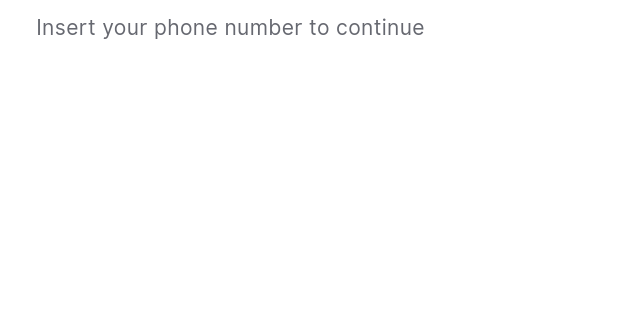
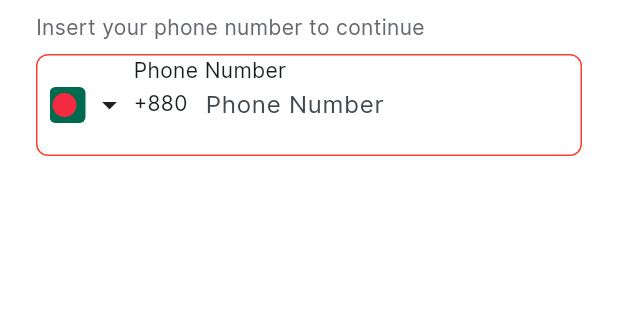
Before and after one commit to azharcse14/travela-flutter-assessment, a Flutter app: the screen it shows after launch, on a phone screen of 412 x 824 dp, the part 441-761 px from its top. Run offline on Flutter 3.47's test engine with Material 3 defaults, Android fonts, the phone set to English and light mode, and no system bars; our stand-ins replace auto_route, bloc, cached_network_image, dartz, dio, equatable and 8 more; generated files the repository leaves out were written again.

Commit message:
feat: add phone number input filed

```diff
--- a/lib/features/auth/login_screen.dart
+++ b/lib/features/auth/screen/login_screen.dart
@@ -6,6 +6,7 @@ import 'package:travela_assignment/core/utility/constants/asset_manger.dart';
 import 'package:travela_assignment/core/utility/constants/color_manager.dart';
 import 'package:travela_assignment/core/utility/constants/style_manager.dart';
 import 'package:travela_assignment/core/utility/widgets/con_rich_txt.dart';
+import 'package:travela_assignment/features/auth/widgets/dial_code_picker/custom_phone_field.dart';
 
 @RoutePage()
 class LoginScreen extends StatefulWidget {
@@ -18,6 +19,7 @@ class LoginScreen extends StatefulWidget {
 }
 
 class _LoginScreenState extends State<LoginScreen> {
+  FocusNode focusNode = FocusNode();
   @override
   Widget build(BuildContext context) {
     return Scaffold(
@@ -45,6 +47,36 @@ class _LoginScreenState extends State<LoginScreen> {
                 'Insert your phone number to continue',
                 style: getRegularStyle(color: ColorManager.kTextGrayColor),
               ),
+              AppSpacing.verticalSpacing8,
+              CustomPhoneField(
+                focusNode: focusNode,
+                textAlignVertical: TextAlignVertical.top,
+                cursorColor: Colors.blue,
+                decoration: InputDecoration(
+                  counterText: '',
+                  labelText: 'Phone Number',
+                  // hintText: '182000000',
+                  border: InputBorder.none, // No visible border
+                  focusedBorder: OutlineInputBorder(
+                    borderSide: BorderSide(color: Colors.transparent, width: 0), // No visible border when focused
+                  ),
+                  enabledBorder: OutlineInputBorder(
+                    borderSide: BorderSide(color: Colors.transparent, width: 0), // No visible border when enabled
+                  ),
+                  contentPadding: EdgeInsets.only(top: 0),
+                  floatingLabelBehavior: FloatingLabelBehavior.never,
+                  isDense: true,
+                ),
+                onChanged: (phone) {
+                  print(phone.completeNumber);
+                },
+                onCountryChanged: (country) {
+                  print('Country changed to: ' + country.name);
+                },
+                onTapOutside: (event) {
+                  FocusManager.instance.primaryFocus?.unfocus();
+                },
+              ),
 
             ],
           ),
```
